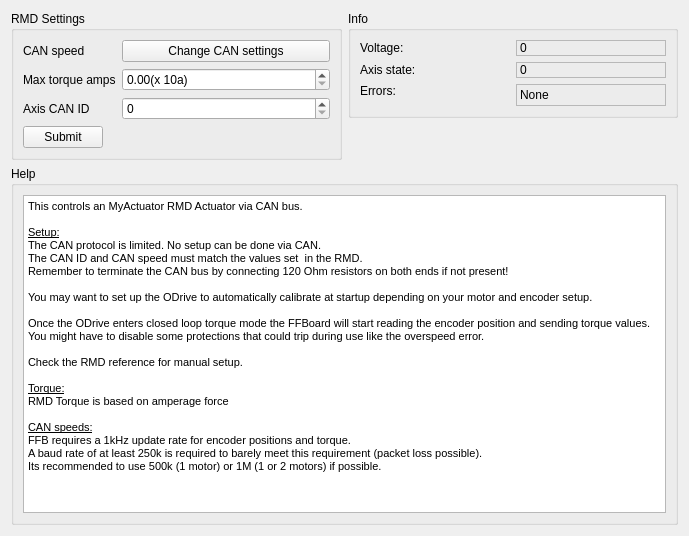
Above: res/rmd.ui from LaserWing/OpenFFBoard-mcx-configurator before the change. Below: the same form after it.
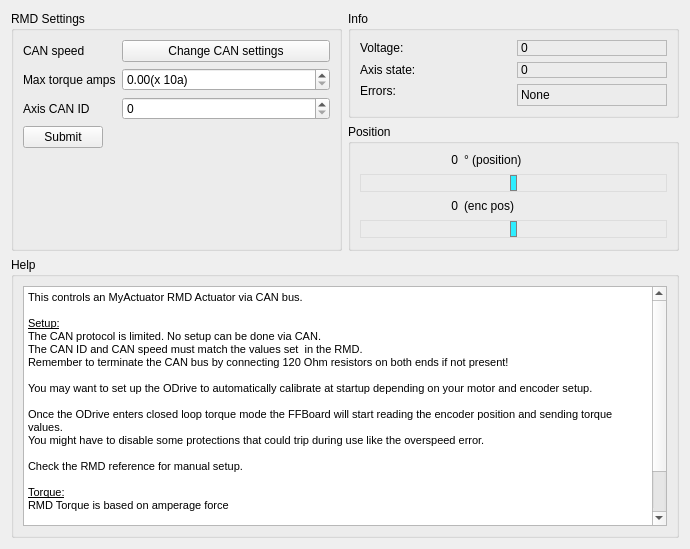
That is the form after the change.

Commit message: Added encoder count and angular position meters.

What changed in the file:
```diff
--- a/res/rmd.ui
+++ b/res/rmd.ui
@@ -6,8 +6,8 @@
    <rect>
     <x>0</x>
     <y>0</y>
-    <width>689</width>
-    <height>536</height>
+    <width>690</width>
+    <height>549</height>
    </rect>
   </property>
   <property name="windowTitle">
@@ -75,9 +75,15 @@
         <property name="frameShape">
          <enum>QFrame::StyledPanel</enum>
         </property>
+        <property name="frameShadow">
+         <enum>QFrame::Plain</enum>
+        </property>
         <property name="text">
          <string>None</string>
         </property>
+        <property name="textFormat">
+         <enum>Qt::AutoText</enum>
+        </property>
         <property name="alignment">
          <set>Qt::AlignBottom|Qt::AlignLeading|Qt::AlignLeft</set>
         </property>
@@ -86,10 +92,10 @@
      </layout>
     </widget>
    </item>
-   <item row="4" column="0" colspan="2">
+   <item row="5" column="0" colspan="2">
     <widget class="QGroupBox" name="groupBox_3">
      <property name="sizePolicy">
-      <sizepolicy hsizetype="Preferred" vsizetype="Preferred">
+      <sizepolicy hsizetype="Preferred" vsizetype="Expanding">
        <horstretch>2</horstretch>
        <verstretch>1</verstretch>
       </sizepolicy>
@@ -102,9 +108,9 @@
        <widget class="QTextBrowser" name="textBrowser">
         <property name="html">
          <string>&lt;!DOCTYPE HTML PUBLIC &quot;-//W3C//DTD HTML 4.0//EN&quot; &quot;http://www.w3.org/TR/REC-html40/strict.dtd&quot;&gt;
-&lt;html&gt;&lt;head&gt;&lt;meta name=&quot;qrichtext&quot; content=&quot;1&quot; /&gt;&lt;style type=&quot;text/css&quot;&gt;
+&lt;html&gt;&lt;head&gt;&lt;meta name=&quot;qrichtext&quot; content=&quot;1&quot; /&gt;&lt;meta charset=&quot;utf-8&quot; /&gt;&lt;style type=&quot;text/css&quot;&gt;
 p, li { white-space: pre-wrap; }
-&lt;/style&gt;&lt;/head&gt;&lt;body style=&quot; font-family:'.AppleSystemUIFont'; font-size:13pt; font-weight:400; font-style:normal;&quot;&gt;
+&lt;/style&gt;&lt;/head&gt;&lt;body style=&quot; font-family:'Segoe UI'; font-size:9pt; font-weight:400; font-style:normal;&quot;&gt;
 &lt;p style=&quot; margin-top:0px; margin-bottom:0px; margin-left:0px; margin-right:0px; -qt-block-indent:0; text-indent:0px;&quot;&gt;&lt;span style=&quot; font-family:'MS Shell Dlg 2'; font-size:8.25pt;&quot;&gt;This controls an MyActuator RMD Actuator via CAN bus.&lt;/span&gt;&lt;/p&gt;
 &lt;p style=&quot;-qt-paragraph-type:empty; margin-top:0px; margin-bottom:0px; margin-left:0px; margin-right:0px; -qt-block-indent:0; text-indent:0px; font-family:'MS Shell Dlg 2'; font-size:8.25pt;&quot;&gt;&lt;br /&gt;&lt;/p&gt;
 &lt;p style=&quot; margin-top:0px; margin-bottom:0px; margin-left:0px; margin-right:0px; -qt-block-indent:0; text-indent:0px;&quot;&gt;&lt;span style=&quot; font-family:'MS Shell Dlg 2'; font-size:8.25pt; text-decoration: underline;&quot;&gt;Setup:&lt;/span&gt;&lt;/p&gt;
@@ -132,33 +138,168 @@
      </layout>
     </widget>
    </item>
-   <item row="2" column="1">
-    <spacer name="verticalSpacer">
-     <property name="orientation">
-      <enum>Qt::Vertical</enum>
+   <item row="1" column="1" rowspan="4">
+    <widget class="QGroupBox" name="groupBox_4">
+     <property name="sizePolicy">
+      <sizepolicy hsizetype="Preferred" vsizetype="Expanding">
+       <horstretch>0</horstretch>
+       <verstretch>0</verstretch>
+      </sizepolicy>
      </property>
-     <property name="sizeHint" stdset="0">
+     <property name="minimumSize">
       <size>
        <width>0</width>
-       <height>0</height>
+       <height>80</height>
       </size>
      </property>
-    </spacer>
-   </item>
-   <item row="1" column="1">
-    <spacer name="verticalSpacer_2">
-     <property name="orientation">
-      <enum>Qt::Vertical</enum>
+     <property name="title">
+      <string>Position</string>
      </property>
-     <property name="sizeHint" stdset="0">
-      <size>
-       <width>0</width>
-       <height>0</height>
-      </size>
-     </property>
-    </spacer>
+     <layout class="QGridLayout" name="gridLayout_3">
+      <item row="1" column="0" colspan="3">
+       <widget class="QSlider" name="angPosSlider">
+        <property name="sizePolicy">
+         <sizepolicy hsizetype="Expanding" vsizetype="Fixed">
+          <horstretch>0</horstretch>
+          <verstretch>0</verstretch>
+         </sizepolicy>
+        </property>
+        <property name="toolTip">
+         <string/>
+        </property>
+        <property name="styleSheet">
+         <string notr="true">QSlider::groove:horizontal {
+    border: 1px solid #DDDDDD;
+    height: 16px;
+}
+
+QSlider::handle:horizontal {
+	background-color:#2eeeff;
+	border: 1px solid black;
+	border-color:grey;
+	width: 5px;
+}</string>
+        </property>
+        <property name="minimum">
+         <number>-600</number>
+        </property>
+        <property name="maximum">
+         <number>600</number>
+        </property>
+        <property name="tracking">
+         <bool>true</bool>
+        </property>
+        <property name="orientation">
+         <enum>Qt::Horizontal</enum>
+        </property>
+        <property name="tickPosition">
+         <enum>QSlider::TicksAbove</enum>
+        </property>
+        <property name="tickInterval">
+         <number>90</number>
+        </property>
+       </widget>
+      </item>
+      <item row="6" column="0" colspan="3">
+       <widget class="QSlider" name="encPosSlider">
+        <property name="toolTip">
+         <string/>
+        </property>
+        <property name="styleSheet">
+         <string notr="true">QSlider::groove:horizontal {
+    border: 1px solid #DDDDDD;
+    height: 16px;
+}
+
+QSlider::handle:horizontal {
+	background-color:#2eeeff;
+	border: 1px solid black;
+	border-color:grey;
+	width: 5px;
+}</string>
+        </property>
+        <property name="minimum">
+         <number>-600</number>
+        </property>
+        <property name="maximum">
+         <number>600</number>
+        </property>
+        <property name="tracking">
+         <bool>true</bool>
+        </property>
+        <property name="orientation">
+         <enum>Qt::Horizontal</enum>
+        </property>
+        <property name="tickPosition">
+         <enum>QSlider::TicksAbove</enum>
+        </property>
+        <property name="tickInterval">
+         <number>90</number>
+        </property>
+       </widget>
+      </item>
+      <item row="3" column="1" colspan="2">
+       <widget class="QLabel" name="encPosLabel_units">
+        <property name="text">
+         <string>(enc pos)</string>
+        </property>
+       </widget>
+      </item>
+      <item row="3" column="0">
+       <widget class="QLabel" name="encPosLabel">
+        <property name="sizePolicy">
+         <sizepolicy hsizetype="Preferred" vsizetype="Preferred">
+          <horstretch>0</horstretch>
+          <verstretch>0</verstretch>
+         </sizepolicy>
+        </property>
+        <property name="text">
+         <string>0</string>
+        </property>
+        <property name="alignment">
+         <set>Qt::AlignRight|Qt::AlignTrailing|Qt::AlignVCenter</set>
+        </property>
+        <property name="margin">
+         <number>0</number>
+        </property>
+        <property name="indent">
+         <number>-1</number>
+        </property>
+       </widget>
+      </item>
+      <item row="0" column="0">
+       <widget class="QLabel" name="angPosLabel">
+        <property name="sizePolicy">
+         <sizepolicy hsizetype="Preferred" vsizetype="Preferred">
+          <horstretch>0</horstretch>
+          <verstretch>0</verstretch>
+         </sizepolicy>
+        </property>
+        <property name="text">
+         <string>0</string>
+        </property>
+        <property name="alignment">
+         <set>Qt::AlignRight|Qt::AlignTrailing|Qt::AlignVCenter</set>
+        </property>
+        <property name="margin">
+         <number>0</number>
+        </property>
+        <property name="indent">
+         <number>-1</number>
+        </property>
+       </widget>
+      </item>
+      <item row="0" column="1" colspan="2">
+       <widget class="QLabel" name="angPosLabel_units">
+        <property name="text">
+         <string>° (position)</string>
+        </property>
+       </widget>
+      </item>
+     </layout>
+    </widget>
    </item>
-   <item row="0" column="0" rowspan="2">
+   <item row="0" column="0" rowspan="5">
     <widget class="QGroupBox" name="groupBox">
      <property name="sizePolicy">
       <sizepolicy hsizetype="Preferred" vsizetype="Minimum">
```
The commit also changes 1 other file.
